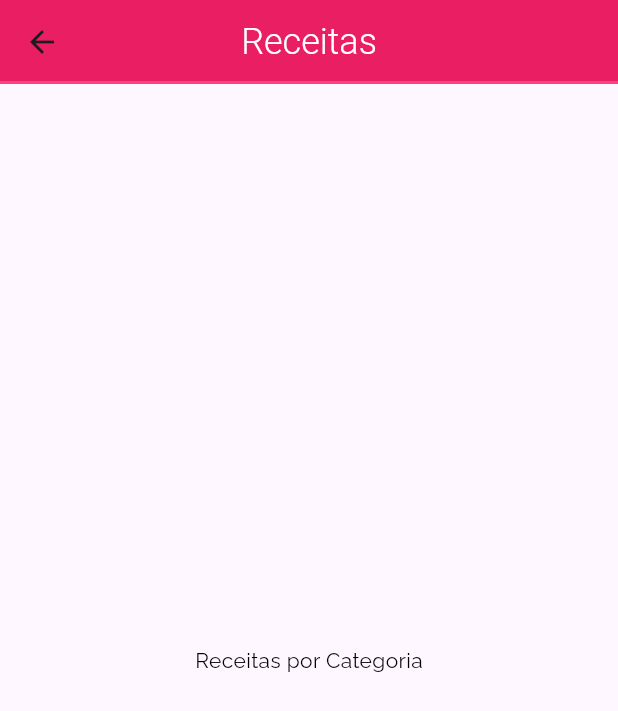
After one commit to Debora-Mind/Meals, a Flutter app: the CategoriesMealsScreen screen opened directly, on a phone screen of 412 x 824 dp. The commit adds this screen. Shown: the top 711 px of the screen. Run offline on Flutter 3.47's test engine with Material 3 defaults, Android fonts, the phone set to English and light mode, and no system bars; Roboto replaces fonts that are missing (Realway).

Commit message:
Criada tela de receitas por categoria
Implementado push para nova tela de receitas por categoria

```diff
--- /dev/null
+++ b/lib/screens/categories_meals_screen.dart
@@ -0,0 +1,17 @@
+import 'package:flutter/material.dart';
+
+class CategoriesMealsScreen extends StatelessWidget {
+  const CategoriesMealsScreen({super.key});
+
+  @override
+  Widget build(BuildContext context) {
+    return Scaffold(
+      appBar: AppBar(
+        title: const Text('Receitas'),
+      ),
+      body: const Center(
+        child: Text('Receitas por Categoria'),
+      ),
+    );
+  }
+}
```
Also changed, not shown: lib/components/category_item.dart (+16 -1 lines).
